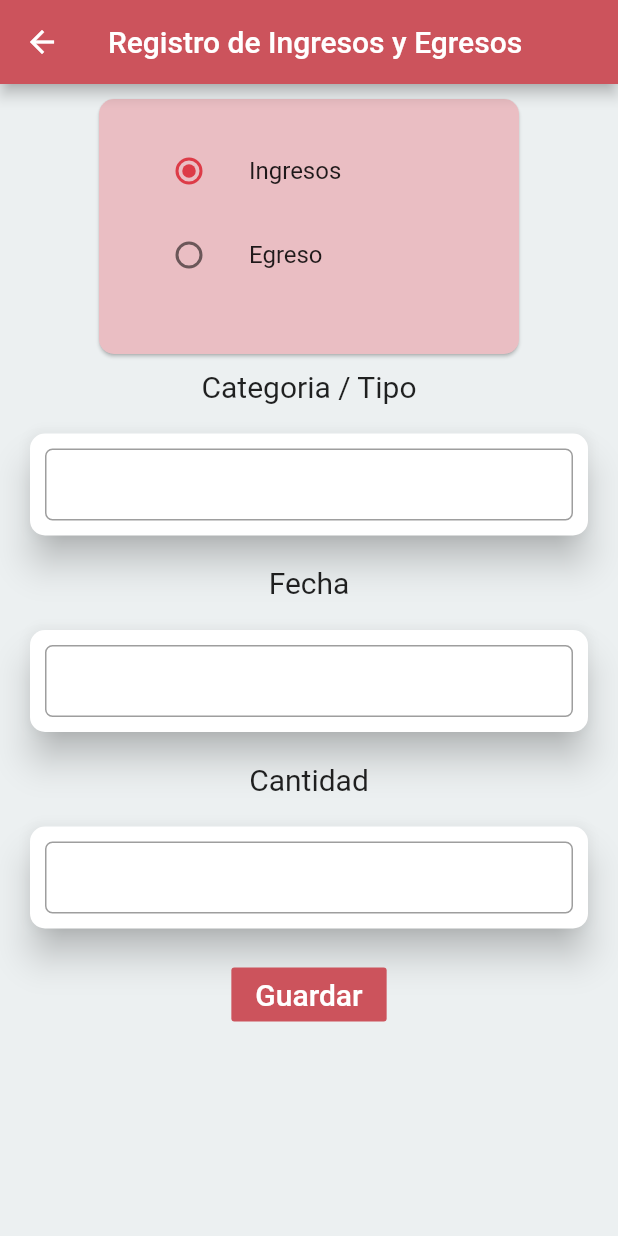
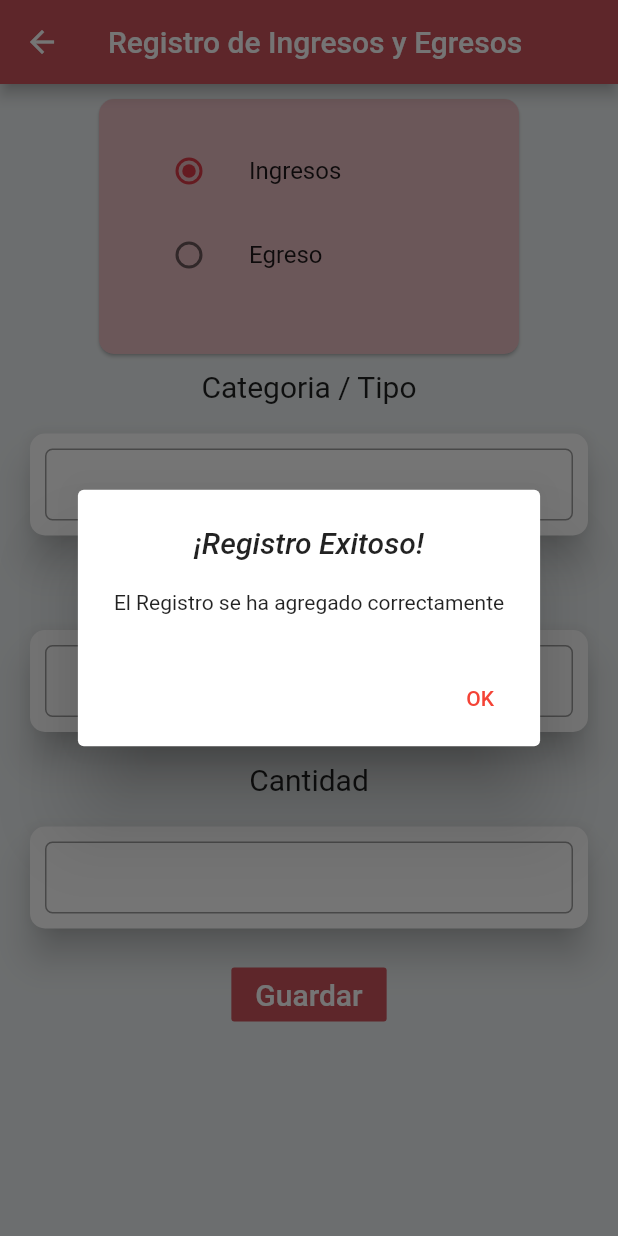
Before and after one commit to CARDONALUIS/AppFinanzasPersonales, a Flutter app: the RegIngYEgrePantalla screen opened directly, after a tap on "Guardar", on a phone screen of 412 x 824 dp. Run offline on Flutter 3.47's test engine with Material 2 defaults, Android fonts, the phone set to English and light mode, and no system bars; our stand-ins replace carousel_slider, cloud_firestore, firebase_auth, firebase_core; accounts and stored records are empty; Roboto replaces fonts that are missing (Arial, Georgia, Hind).

Commit message:
Se agrego el listview y el alertDialog
Se hicieron modificaciones en IngresosYEgresos

```diff
--- a/appfinanzaspersonales/lib/RegistroIngrYEgre.dart
+++ b/appfinanzaspersonales/lib/RegistroIngrYEgre.dart
@@ -23,7 +23,9 @@ class RegIngYEgrePantalla extends StatelessWidget {
         title: Text("Registro de Ingresos y Egresos"),
       ),
       body: Container(
-        child: Column(
+        child: ListView(
+            children: <Widget>[
+              Column(
                 children: [
                   SizedBox(
                       width: 300,
@@ -61,7 +63,8 @@ class RegIngYEgrePantalla extends StatelessWidget {
                     ),
                     color: Color.fromRGBO(204, 83, 92, 1),
                     textColor: Colors.white,
-              onPressed: () async {
+                    onPressed: ()
+                    async {
                       guardaMovimiento(
                           coleccion,
                           uid,
@@ -69,14 +72,39 @@ class RegIngYEgrePantalla extends StatelessWidget {
                           controladorFecha.text,
                           controladorCantidad.text,
                           movimiento);
+                      return showDialog(
+                        context: context,
+                        //builder: (_) => _buildAlertDialog(),
+                          builder: (BuildContext context) => AlertDialog(
+                        title: const Text('¡Registro Exitoso!',
+                        textAlign: TextAlign.center,
+                        style: TextStyle(fontFamily: 'Arial', fontSize: 20), ),
+                        content: const Text('El Registro se ha agregado correctamente',
+                          textAlign: TextAlign.center,
+                          style: TextStyle(fontFamily: 'Arial', fontSize: 14),
+                          ),
+                        actions: <Widget>[
+                          TextButton(
+                            onPressed: () => Navigator.pop(context, 'OK'),
+                            child: const Text('OK',
+                            textAlign: TextAlign.center,),
+                          ),
+                        ],
+                      ),
+                      );
                       },
                     ),
                 ],
               ),
+            ]
+        )
       ),
     );
   }
 }
+
+
+
 
 enum SingingCharacter { ingreso, egreso }
 
@@ -133,6 +161,7 @@ class _MyStatefulWidgetState extends State<MyStatefulWidget> {
       ],
     );
   }
+
 }
 
 Card textCardTipo(TextEditingController controller) {
@@ -274,3 +303,10 @@ void actuailzaID(CollectionReference coleccion) async {
     'ultimoID': (id + 1),
   });
 }
+
+
+Widget _buildAlertDialog() {
+  return AlertDialog(
+    title: Text('Registro Exitoso'),
+  );
+}
```
Lines whose indentation alone changed are shown as unchanged.
